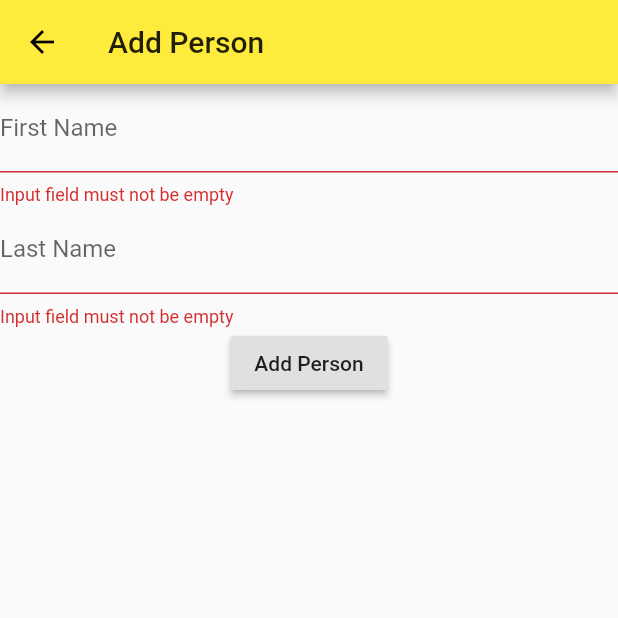
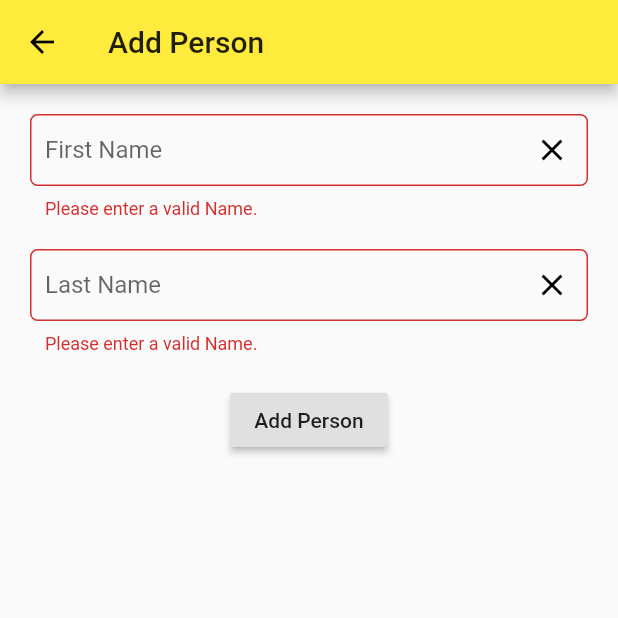
Before and after one commit to wuletawwonte/bidir-debter-app, a Flutter app: the AddPerson screen opened directly, after a tap on "Add Person", on a phone screen of 412 x 824 dp, the top half of it. Run offline on Flutter 3.47's test engine with Material 2 defaults, Android fonts, the phone set to English and light mode, and no system bars; our stand-ins replace shared_preferences, simple_animations, sqflite; missing offline and left inert: intro_views_flutter; accounts and stored records are empty.

Commit message:
Add Person with Stylish TextFormField

```diff
--- a/lib/add_person.dart
+++ /dev/null
@@ -1,84 +0,0 @@
-import 'package:flutter/material.dart';
-import 'sqflite/person.dart';
-import 'sqflite/db_helper.dart';
-import 'home_page.dart';
-
-class AddPerson extends StatefulWidget {
-  @override
-  _AddPersonState createState() => _AddPersonState();
-}
-
-class _AddPersonState extends State<AddPerson> {
-  final key = GlobalKey<FormState>();
-  TextEditingController _firstNameController = TextEditingController();
-  TextEditingController _lastNameController = TextEditingController();
-
-  var dbHelper;
-
-  @override
-  void initState() {
-    super.initState();
-    dbHelper = new DBHelper();
-  }
-
-  @override
-  Widget build(BuildContext context) {
-    return Scaffold(
-      appBar: AppBar(title: Text('Add Person')),
-      body: Form(
-        key: key,
-        child: Column(
-          children: <Widget>[
-            TextFormField(
-              controller: _firstNameController,
-              validator: (value) {
-                if (value.isEmpty) {
-                  return "Input field must not be empty";
-                }
-                return null;
-              },
-              decoration: InputDecoration(
-                labelText: "First Name",
-              ),
-            ),
-            TextFormField(
-              controller: _lastNameController,
-              validator: (value) {
-                if (value.isEmpty) {
-                  return "Input field must not be empty";
-                }
-                return null;
-              },
-              decoration: InputDecoration(
-                labelText: "Last Name",
-              ),
-            ),
-            RaisedButton(
-              onPressed: () {
-                if (key.currentState.validate()) {
-                  key.currentState.save();
-
-                  List<int> _colors = [
-                    Colors.green.value,
-                    Colors.blue.value,
-                    Colors.redAccent.value,
-                    Colors.teal.value,
-                    Colors.purple.value,
-                    ];
-                  _colors.shuffle();
-
-                  Person person = Person(null, _firstNameController.text,
-                      _lastNameController.text, _colors[0]);
-                  dbHelper.save(person);
-                  Navigator.of(context).pushReplacement(new MaterialPageRoute(
-                      builder: (context) => new HomePage()));
-                }
-              },
-              child: Text('Add Person'),
-            )
-          ],
-        ),
-      ),
-    );
-  }
-}
--- /dev/null
+++ b/lib/bidir_debter.dart
@@ -0,0 +1,62 @@
+import 'package:flutter/material.dart';
+import 'dart:async';
+import 'package:shared_preferences/shared_preferences.dart';
+import 'package:bidir_debter/pages/home_page.dart';
+import 'package:bidir_debter/pages/intro_slider.dart';
+import 'package:bidir_debter/pages/signup_page.dart';
+
+class MyApp extends StatelessWidget {
+  // This widget is the root of your application.
+  @override
+  Widget build(BuildContext context) {
+    return MaterialApp(
+      title: 'Bidir Debter',
+      theme: ThemeData(
+        primarySwatch: Colors.yellow,
+      ),
+      home: MyHomePage(title: 'Flutter Demo Home Page'),
+    );
+  }
+}
+
+class MyHomePage extends StatefulWidget {
+  MyHomePage({Key key, this.title}) : super(key: key);
+
+  final String title;
+
+  @override
+  _MyHomePageState createState() => _MyHomePageState();
+}
+
+class _MyHomePageState extends State<MyHomePage> {
+
+  @override
+  void initState() {
+    super.initState();
+    checkFirstScreen();
+  }
+
+  Future checkFirstScreen()  async{
+    SharedPreferences prefs = await SharedPreferences.getInstance();
+    int _seen = (prefs.getInt('seen') ?? 0);
+
+    if(_seen == 0) {
+      Navigator.of(context).pushReplacement(new MaterialPageRoute(builder: (context) => new IntroSlider()));
+    }
+    else if(_seen == 1) {
+      Navigator.of(context).pushReplacement(new MaterialPageRoute(builder: (context) => new SignupPage()));
+    }
+    else if(_seen == 2) {
+      Navigator.of(context).pushReplacement(new MaterialPageRoute(builder: (context) => new HomePage()));
+    }
+  }
+
+  @override
+  Widget build(BuildContext context) {
+    return Scaffold(
+      body: new Center(
+        child: new Text(''),
+      ),
+    );
+  }
+}
--- a/lib/main.dart
+++ b/lib/main.dart
@@ -1,65 +1,4 @@
-import 'package:bidir_debter/home_page.dart';
-import 'package:bidir_debter/signup_page.dart';
 import 'package:flutter/material.dart';
-import 'dart:async';
-import 'package:shared_preferences/shared_preferences.dart';
-
-import 'intro_slider.dart';
+import 'bidir_debter.dart';
 
 void main() => runApp(MyApp());
-
-class MyApp extends StatelessWidget {
-  // This widget is the root of your application.
-  @override
-  Widget build(BuildContext context) {
-    return MaterialApp(
-      title: 'Bidir Debter',
-      theme: ThemeData(
-        primarySwatch: Colors.yellow,
-      ),
-      home: MyHomePage(title: 'Flutter Demo Home Page'),
-    );
-  }
-}
-
-class MyHomePage extends StatefulWidget {
-  MyHomePage({Key key, this.title}) : super(key: key);
-
-  final String title;
-
-  @override
-  _MyHomePageState createState() => _MyHomePageState();
-}
-
-class _MyHomePageState extends State<MyHomePage> {
-
-  @override
-  void initState() {
-    super.initState();
-    checkFirstScreen();
-  }
-
-  Future checkFirstScreen()  async{
-    SharedPreferences prefs = await SharedPreferences.getInstance();
-    int _seen = (prefs.getInt('seen') ?? 0);
-
-    if(_seen == 0) {
-      Navigator.of(context).pushReplacement(new MaterialPageRoute(builder: (context) => new IntroSlider()));
-    }
-    else if(_seen == 1) {
-      Navigator.of(context).pushReplacement(new MaterialPageRoute(builder: (context) => new SignupPage()));
-    }
-    else if(_seen == 2) {
-      Navigator.of(context).pushReplacement(new MaterialPageRoute(builder: (context) => new HomePage()));
-    }
-  }
-
-  @override
-  Widget build(BuildContext context) {
-    return Scaffold(
-      body: new Center(
-        child: new Text(''),
-      ),
-    );
-  }
-}
--- /dev/null
+++ b/lib/pages/add_person.dart
@@ -0,0 +1,123 @@
+import 'package:flutter/material.dart';
+import 'package:bidir_debter/sqflite/person.dart';
+import 'package:bidir_debter/sqflite/db_helper.dart';
+import 'home_page.dart';
+
+class AddPerson extends StatefulWidget {
+  @override
+  _AddPersonState createState() => _AddPersonState();
+}
+
+class _AddPersonState extends State<AddPerson> {
+  final key = GlobalKey<FormState>();
+  TextEditingController _firstNameController = TextEditingController();
+  TextEditingController _lastNameController = TextEditingController();
+
+  var dbHelper;
+
+  @override
+  void initState() {
+    super.initState();
+    dbHelper = new DBHelper();
+  }
+
+  @override
+  Widget build(BuildContext context) {
+    return Scaffold(
+      appBar: AppBar(title: Text('Add Person')),
+      body: Container(
+        padding: EdgeInsets.all(20),
+        child: Form(
+          key: key,
+          child: Column(
+            children: <Widget>[
+              TextFormField(
+                controller: _firstNameController,
+                // maxLength: 40,
+                enableInteractiveSelection: false,
+                keyboardType: TextInputType.number,
+                decoration: InputDecoration(
+                  fillColor: Colors.black,
+                  border: OutlineInputBorder(
+                    borderRadius: BorderRadius.circular(5.0),
+                  ),
+                  contentPadding: EdgeInsets.symmetric(vertical: 10.0, horizontal: 10.0),
+                  labelText: "First Name",
+                  suffixIcon: IconButton(
+                    icon: Icon(
+                      Icons.clear,
+                      color: Colors.black,
+                    ),
+                    onPressed: () {
+                      _lastNameController.clear();
+                    },
+                  ),
+                ),
+                validator: (value) {
+                  if (value.isEmpty) {
+                    return 'Please enter a valid Name.';
+                  }
+                  return null;
+                },
+              ),
+              SizedBox(height: 20,),
+              TextFormField(
+                controller: _lastNameController,
+                // maxLength: 40,
+                enableInteractiveSelection: false,
+                keyboardType: TextInputType.number,
+                decoration: InputDecoration(
+                  fillColor: Colors.black,
+                  border: OutlineInputBorder(
+                    borderRadius: BorderRadius.circular(5.0),
+                  ),
+                  contentPadding: EdgeInsets.symmetric(vertical: 10.0, horizontal: 10.0),
+                  labelText: "Last Name",
+                  suffixIcon: IconButton(
+                    icon: Icon(
+                      Icons.clear,
+                      color: Colors.black,
+                    ),
+                    onPressed: () {
+                      _lastNameController.clear();
+                    },
+                  ),
+                ),
+                validator: (value) {
+                  if (value.isEmpty) {
+                    return 'Please enter a valid Name.';
+                  }
+                  return null;
+                },
+              ),
+              SizedBox(height: 20,),
+              RaisedButton(
+                onPressed: () {
+                  if (key.currentState.validate()) {
+                    key.currentState.save();
+
+                    List<int> _colors = [
+                      Colors.green.value,
+                      Colors.blue.value,
+                      Colors.redAccent.value,
+                      Colors.teal.value,
+                      Colors.purple.value,
+                    ];
+                    _colors.shuffle();
+
+                    Person person = Person(null, _firstNameController.text,
+                        _lastNameController.text, _colors[0]);
+                    dbHelper.save(person);
+                    Navigator.of(context).pushReplacement(new MaterialPageRoute(
+                        builder: (context) => new HomePage()));
+                  }
+                },
+                child: Text('Add Person'),
+              )
+            ],
+          ),
+        ),
+      ),
+    );
+  }
+}
--- a/lib/home_page.dart
+++ b/lib/pages/home_page.dart
@@ -1,6 +1,6 @@
 import 'package:flutter/material.dart';
-import 'sqflite/person.dart';
-import 'sqflite/db_helper.dart';
+import 'package:bidir_debter/sqflite/person.dart';
+import 'package:bidir_debter/sqflite/db_helper.dart';
 import 'add_person.dart';
 
 class HomePage extends StatefulWidget {
@@ -79,7 +79,7 @@ class _HomePageState extends State<HomePage> {
                                       backgroundColor: Color(
                                           snapshot.data[index].profileColor),
                                       child: Text(
-                                          snapshot.data[index].firstName[0])),
+                                          snapshot.data[index].firstName[0].toUpperCase(), style: TextStyle(fontWeight: FontWeight.bold),)),
                                   title: Text(snapshot.data[index].firstName),
                                   subtitle: Text(snapshot.data[index].lastName),
                                   trailing: IconButton(
--- a/lib/signup_page.dart
+++ b/lib/pages/signup_page.dart
@@ -1,7 +1,7 @@
 import 'package:flutter/material.dart';
 import 'package:shared_preferences/shared_preferences.dart';
 
-import 'animation/fade_animation.dart';
+import 'package:bidir_debter/animation/fade_animation.dart';
 import 'home_page.dart';
 
 class SignupPage extends StatefulWidget {
--- a/lib/sqflite/db_helper.dart
+++ b/lib/sqflite/db_helper.dart
@@ -5,6 +5,7 @@ import 'package:path/path.dart';
 import 'package:sqflite/sqflite.dart';
 import 'package:path_provider/path_provider.dart';
 import 'person.dart';
+
 
 class DBHelper {
   static Database _db;
```
Also changed, not shown: lib/pages/intro_slider.dart (renamed from lib/intro_slider.dart), 1 other file.
